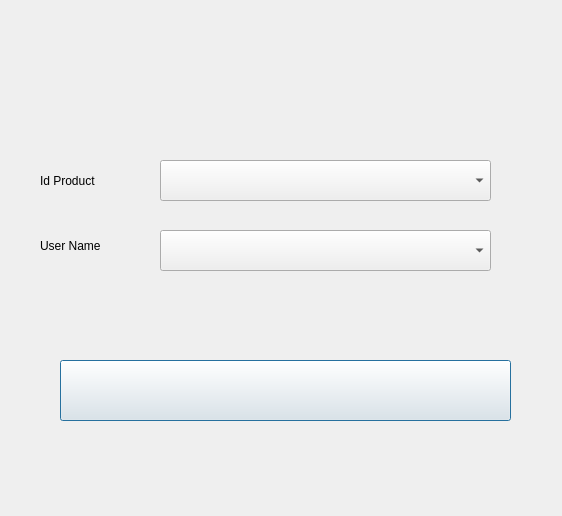
h471x/SQLite_Inventory_Management, file forms/lendproduct.ui: the form before one commit.
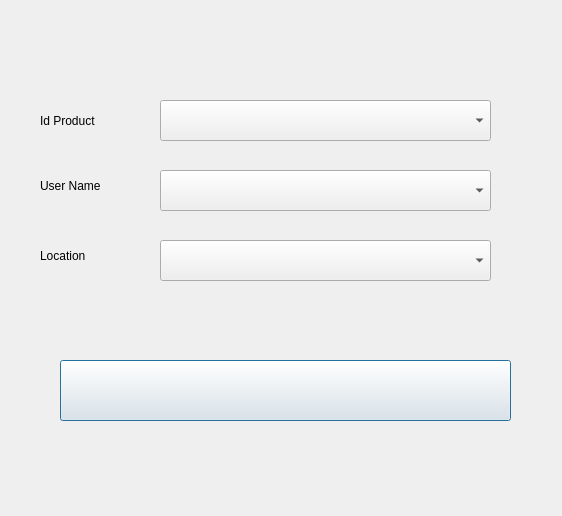
The form after the commit.

Commit message: Added Combobox for Location

The edit to the form file:
```diff
--- a/forms/lendproduct.ui
+++ b/forms/lendproduct.ui
@@ -17,7 +17,7 @@
    <property name="geometry">
     <rect>
      <x>40</x>
-     <y>160</y>
+     <y>100</y>
      <width>91</width>
      <height>41</height>
     </rect>
@@ -30,7 +30,7 @@
    <property name="geometry">
     <rect>
      <x>160</x>
-     <y>230</y>
+     <y>170</y>
      <width>331</width>
      <height>41</height>
     </rect>
@@ -53,8 +53,8 @@
    <property name="geometry">
     <rect>
      <x>40</x>
-     <y>230</y>
-     <width>171</width>
+     <y>170</y>
+     <width>81</width>
      <height>31</height>
     </rect>
    </property>
@@ -66,12 +66,35 @@
    <property name="geometry">
     <rect>
      <x>160</x>
-     <y>160</y>
+     <y>100</y>
      <width>331</width>
      <height>41</height>
     </rect>
    </property>
   </widget>
+  <widget class="QComboBox" name="location">
+   <property name="geometry">
+    <rect>
+     <x>160</x>
+     <y>240</y>
+     <width>331</width>
+     <height>41</height>
+    </rect>
+   </property>
+  </widget>
+  <widget class="QLabel" name="label_2">
+   <property name="geometry">
+    <rect>
+     <x>40</x>
+     <y>240</y>
+     <width>81</width>
+     <height>31</height>
+    </rect>
+   </property>
+   <property name="text">
+    <string>Location</string>
+   </property>
+  </widget>
  </widget>
  <resources/>
  <connections/>
```
